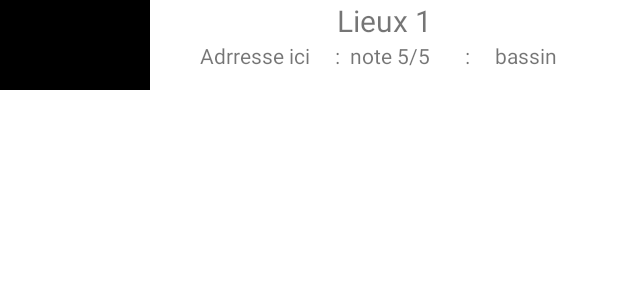
After one commit to Samwalker974/RunTourist, an Android app: the layout cell_list.xml on its own in the app's theme, with its tools: preview values and no code run, on a phone screen of 412 x 824 dp. The commit adds this screen. Shown: the top 300 px of the screen. Run offline under Robolectric (Android 15) with nearby library versions, the phone set to English and light mode, and no system bars.

Commit message:
Mise a jour: -Creation de la deuxieme page lors du clique sur Nord -Creation de la ListView pouvant etre implementer -Ajout de photo en Background

```diff
--- a/app/build.gradle
+++ b/app/build.gradle
@@ -33,6 +33,8 @@ dependencies {
     implementation 'androidx.appcompat:appcompat:1.2.0'
     implementation 'com.google.android.material:material:1.3.0'
     implementation 'androidx.constraintlayout:constraintlayout:2.0.4'
+    implementation 'androidx.navigation:navigation-fragment:2.2.2'
+    implementation 'androidx.navigation:navigation-ui:2.2.2'
     testImplementation 'junit:junit:4.+'
     androidTestImplementation 'androidx.test.ext:junit:1.1.2'
     androidTestImplementation 'androidx.test.espresso:espresso-core:3.3.0'
--- a/app/src/main/AndroidManifest.xml
+++ b/app/src/main/AndroidManifest.xml
@@ -9,6 +9,7 @@
         android:roundIcon="@mipmap/ic_launcher_round"
         android:supportsRtl="true"
         android:theme="@style/Theme.RunTourist">
+
         <activity android:name=".MainActivity">
             <intent-filter>
                 <action android:name="android.intent.action.MAIN" />
@@ -16,6 +17,9 @@
                 <category android:name="android.intent.category.LAUNCHER" />
             </intent-filter>
         </activity>
+        <activity android:name=".MainActivity2">
+
+        </activity>
     </application>
 
 </manifest>
--- /dev/null
+++ b/app/src/main/res/layout/cell_list.xml
@@ -0,0 +1,28 @@
+<?xml version="1.0" encoding="utf-8"?>
+<LinearLayout xmlns:android="http://schemas.android.com/apk/res/android"
+    android:orientation="horizontal" android:layout_width="match_parent"
+    android:layout_height="match_parent"
+    >
+    <ImageView
+        android:id="@+id/imgLieux"
+        android:layout_width="100dp"
+        android:layout_height="60dp"
+        android:background="@color/black"/>
+    <LinearLayout
+        android:layout_width="match_parent"
+        android:layout_height="wrap_content"
+        android:orientation="vertical">
+        <TextView
+            android:id="@+id/textNom"
+            android:layout_width="match_parent"
+            android:layout_height="wrap_content"
+            android:gravity="center_horizontal"
+            android:text="Lieux 1"
+            android:textSize="20dp"/>
+        <TextView
+            android:id="@+id/textInfo"
+            android:layout_width="match_parent"
+            android:layout_height="30dp"
+            android:text="          Adrresse ici     :  note 5/5       :     bassin"/>
+    </LinearLayout>
+</LinearLayout>
--- a/app/src/main/res/values/colors.xml
+++ b/app/src/main/res/values/colors.xml
@@ -7,5 +7,6 @@
     <color name="teal_700">#FF018786</color>
     <color name="black">#FF000000</color>
     <color name="white">#FFFFFFFF</color>
-    <color name="grey">#454559</color>
+    <color name="grey">#FF454559</color>
+    <color name="grey2">#59EAEAED</color>
 </resources>
--- /dev/null
+++ b/app/src/main/res/values/dimens.xml
@@ -0,0 +1,3 @@
+<resources>
+    <dimen name="fab_margin">16dp</dimen>
+</resources>
```
Also changed, not shown: app/src/main/java/com/example/runtourist/AffMyCell.java (added, +52 -0 lines), app/src/main/java/com/example/runtourist/MainActivity.java (+15 -5 lines), app/src/main/java/com/example/runtourist/MainActivity2.java (added, +43 -0 lines), app/src/main/java/com/example/runtourist/MyCell.java (added, +40 -0 lines), app/src/main/res/drawable/rect_radius.xml (added, +7 -0 lines), app/src/main/res/layout/activity_list.xml (added, +52 -0 lines), app/src/main/res/layout/activity_main.xml (+8 -5 lines), app/src/main/res/navigation/nav_graph.xml (added, +28 -0 lines), app/src/main/res/values/strings.xml (+9 -0 lines), app/src/main/res/values/themes.xml (+9 -0 lines), 2 other files.
